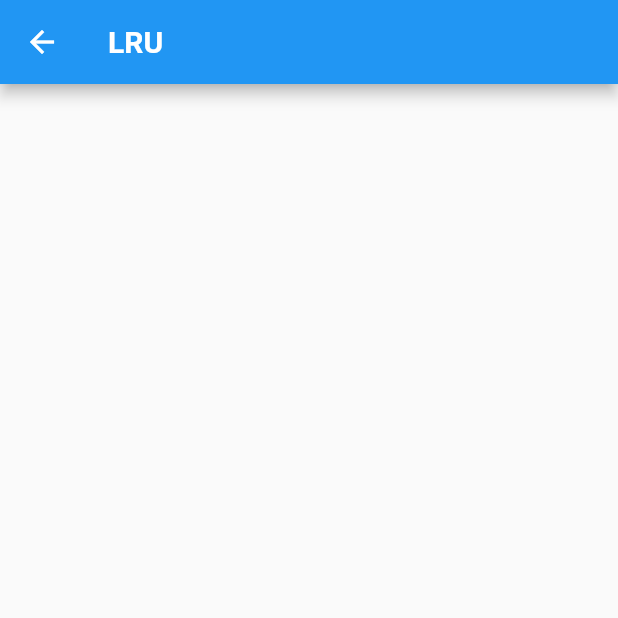
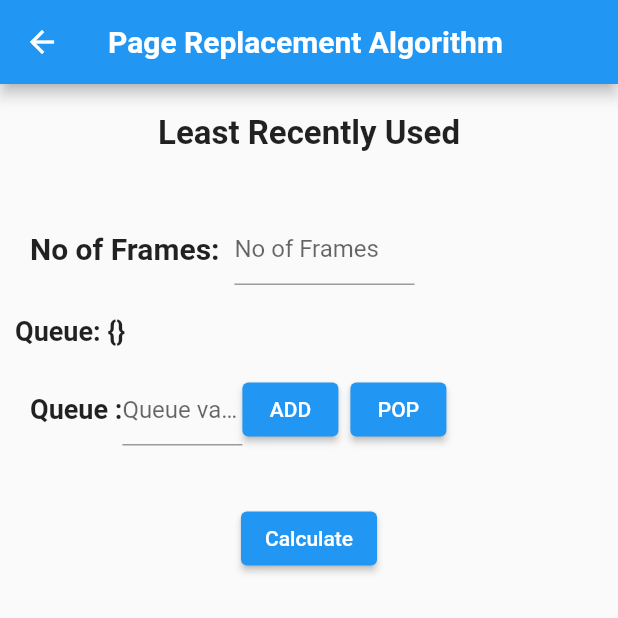
Before and after one commit to haard04/CPU_schedule, a Flutter app: the LRU screen opened directly, on a phone screen of 412 x 824 dp, the top half of it. Run offline on Flutter 3.47's test engine with Material 2 defaults, Android fonts, the light colour scheme and no system bars; our stand-ins replace font_awesome_flutter, sizer, syncfusion_flutter_charts; Roboto replaces fonts that are missing (Pacifico).

Commit message:
LRU frontend done

```diff
--- a/cpu/lib/Home.dart
+++ b/cpu/lib/Home.dart
@@ -1,4 +1,4 @@
-import 'package:cpu/LRU.dart';
+import 'package:cpu/LRU/LRU.dart';
 import 'package:cpu/bounderBuffer/PCBB.dart';
 import 'package:cpu/SRTN/SRTN.dart';
 import 'package:cpu/SSTF/SSTF.dart';
--- a/cpu/lib/LRU.dart
+++ /dev/null
@@ -1,18 +0,0 @@
-import 'package:flutter/material.dart';
-
-class LRU extends StatefulWidget {
-  LRU({Key? key}) : super(key: key);
-
-  @override
-  State<LRU> createState() => _LRUState();
-}
-
-class _LRUState extends State<LRU> {
-  @override
-  Widget build(BuildContext context) {
-    return Scaffold(
-      appBar: AppBar(title: Text('LRU',style: TextStyle(fontFamily: 'Pacifico',fontWeight: FontWeight.bold),),),
-      body: Container(),
-    );
-  }
-}
--- /dev/null
+++ b/cpu/lib/LRU/LRU.dart
@@ -0,0 +1,211 @@
+import 'dart:collection';
+
+import 'package:cpu/LRU/LRUOUT.dart';
+import 'package:cpu/SRTN/viewiobt.dart';
+import 'package:cpu/SSTF/model.dart';
+import 'package:cpu/SSTF/output.dart';
+import 'package:cpu/bounderBuffer/widget.dart';
+import 'package:flutter/material.dart';
+
+class LRU extends StatefulWidget {
+  LRU({Key? key}) : super(key: key);
+
+  @override
+  State<LRU> createState() => _LRUState();
+}
+
+class _LRUState extends State<LRU> {
+
+  int frame =0;
+  ListQueue<int>Buffer=ListQueue();
+  int x=0;
+List<dataschema> d=[];
+
+int totalTime=0;
+double avgTime=0;
+
+
+
+
+
+
+  void calculate(){
+    setState(() {
+      for(int i=0;i<Buffer.length;i++){
+    d.add(dataschema(Buffer.elementAt(i), i));}
+    });
+
+  }
+
+
+
+  @override
+  Widget build(BuildContext context) {
+    return Scaffold(
+      appBar: AppBar(
+        title: Text('Page Replacement Algorithm ',
+        style:TextStyle(
+          fontFamily: 'Pacifico', fontWeight: FontWeight.bold
+          ),
+        ),
+      ),
+      body: Container(
+        child: Column(
+          children: [
+            Padding(
+              padding: const EdgeInsets.all(20),
+              child: Row(
+                mainAxisAlignment: MainAxisAlignment.center,
+                crossAxisAlignment: CrossAxisAlignment.center,
+                children: [
+                  Text('Least Recently Used',
+                  style: TextStyle(
+                    fontSize: 22,
+                    fontWeight: FontWeight.bold,
+                  ),
+                  )
+                ],
+              ),
+            ),
+            Padding(
+              padding: const EdgeInsets.fromLTRB(20,20,20,10),
+              child: Row(
+                crossAxisAlignment: CrossAxisAlignment.center,
+
+                children: [
+                  Text(
+                    'No of Frames:  ',
+                    style: TextStyle(
+                      fontSize: 20,
+                      fontWeight: FontWeight.bold
+                    ),
+                  ),
+                  SizedBox(
+                    width: 120,
+                    child: TextField(
+
+                       onChanged: (value) {
+                      setState(() {
+                        frame = int.parse(value);
+
+
+
+                      });
+                    },
+                    keyboardType: TextInputType.numberWithOptions(),
+                    decoration: InputDecoration(
+                hintText: 'No of Frames',
+
+              ),
+                    ),
+                  ),
+                ],
+              ),
+            ),
+            Padding(
+              padding: const EdgeInsets.all(10.0),
+              child: Row(
+                  children: [
+                    Text('Queue: '+Buffer.toString(),style: TextStyle(fontSize: 18,fontWeight: FontWeight.bold),)
+                  ],
+              ),
+            ),
+            Padding(
+              padding: const EdgeInsets.fromLTRB(20,0,20,10),
+              child: Row(
+                crossAxisAlignment: CrossAxisAlignment.center,
+                children: [
+                  Text(
+                    'Queue :',
+                    style: TextStyle(
+                      fontSize: 18,
+                      fontWeight: FontWeight.bold
+                    ),
+                  ),
+                  SizedBox(
+                    width: 80,
+                    child: TextField(
+
+                       onChanged: (value) {
+                        x=int.parse(value);
+                    },
+                    keyboardType: TextInputType.numberWithOptions(),
+                    decoration: InputDecoration(
+                hintText: 'Queue value',
+
+              ),
+                    ),
+                  ),
+                  ElevatedButton(
+                    onPressed:(){ setState(() {
+                        if(x>-1){
+                          print(frame);
+                        Buffer.add(x);
+                        print(Buffer);
+                        }
+                        else{
+
+                          showDialog(
+                        context: context,
+                        builder: (BuildContext context) {
+                        return AlertDialog(
+                        content: Text('Please select Proper value'),
+                         actions: [
+
+                           ElevatedButton(onPressed: (){
+                             Navigator.of(context).pop();
+                           },
+                           child: Text('Ok'),
+                           )
+                        ]
+                         );});}});},
+                     child: Text('ADD')),
+
+
+                     Padding(
+                       padding: const EdgeInsets.all(8.0),
+                       child: ElevatedButton(onPressed: (() {
+                         setState(() {
+                          if(Buffer.length>0){
+                            Buffer.removeLast();
+                          }
+                          else{
+
+                            showDialog(
+                          context: context,
+                          builder: (BuildContext context) {
+                          return AlertDialog(
+                          content: Text('Queue is Empty'),
+                           actions: [
+
+                             ElevatedButton(onPressed: (){
+                               Navigator.of(context).pop();
+                             },
+                             child: Text('Ok'),
+                             )
+                          ]
+                           );});}});}
+                       ), child: Text('POP')),
+                     )
+                ],
+              ),
+            ),
+
+            Padding(
+              padding: const EdgeInsets.all(20.0),
+              child: Row(
+                mainAxisAlignment: MainAxisAlignment.center,
+                crossAxisAlignment: CrossAxisAlignment.center,
+                children: [
+                  ElevatedButton(onPressed:(){ Navigator.push(context,MaterialPageRoute(builder: (context) =>  LRUOUT(frame,Buffer)));}, child:Text('Calculate'))
+                ],
+              ),
+            )
+
+          ],
+        ),
+      ),
+
+    );
+  }
+}
```
Also changed, not shown: cpu/lib/LRU/LRUOUT.dart (added, +89 -0 lines).
